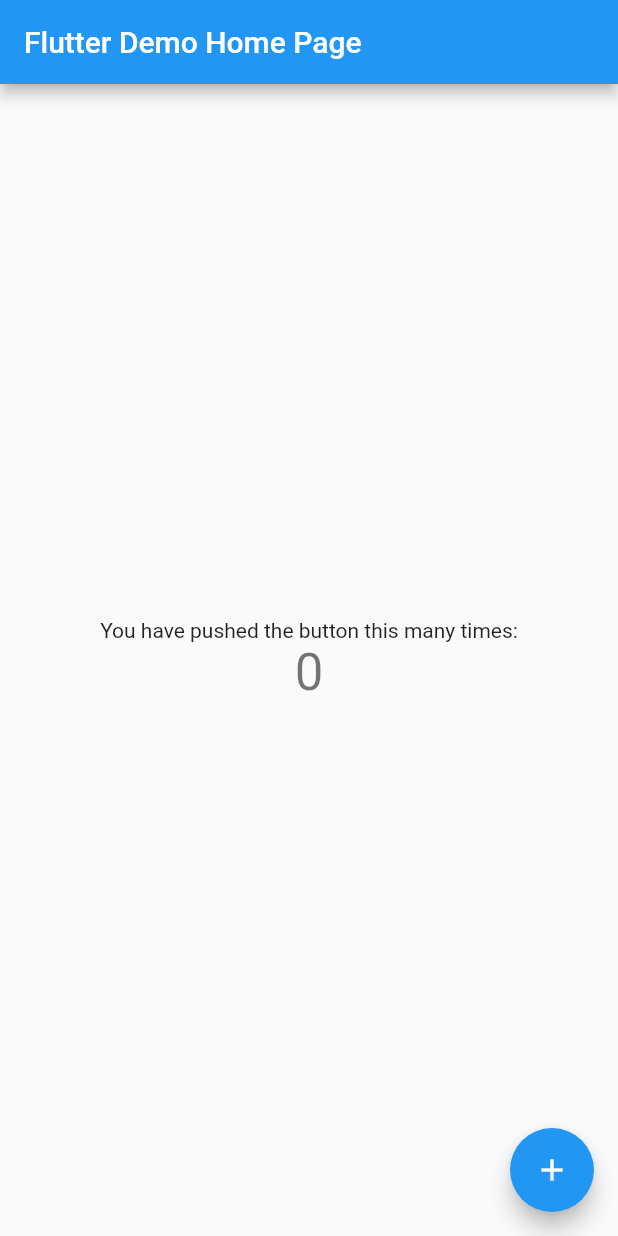
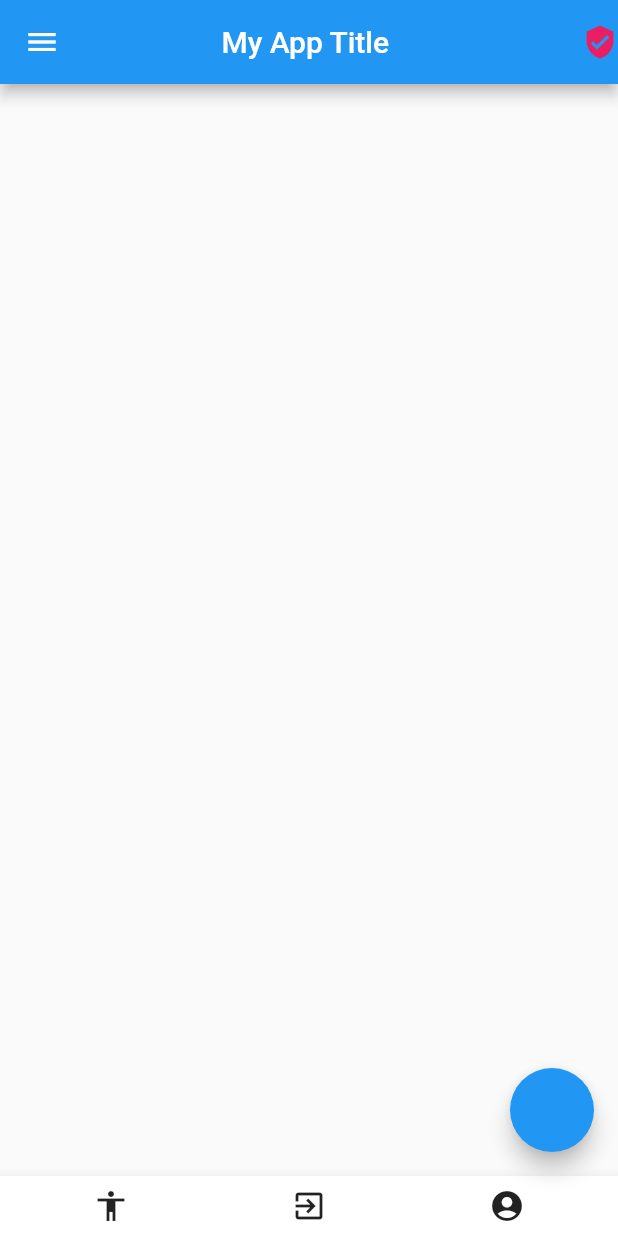
Before and after one commit to anasshahwan/Flutter_youtube_Course, a Flutter app: the screen it shows after launch, on a phone screen of 412 x 824 dp. Run offline on Flutter 3.47's test engine with Material 2 defaults, Android fonts, the phone set to English and light mode, and no system bars.

Commit message:
Use Scaffold Widget

```diff
--- a/flutter_youtube_course/lib/main.dart
+++ b/flutter_youtube_course/lib/main.dart
@@ -1,111 +1,36 @@
 import 'package:flutter/material.dart';
 
-void main() => runApp(MyApp());
+void main() => runApp(MaterialApp(
+  home: Scaffold(
+    drawer: Drawer(
+      child: Center(child: Text("Thank You !"),),
+    ),
+    bottomNavigationBar: BottomAppBar(
+      color: Colors.white,
+      child: Padding(
+        padding: const EdgeInsets.all(8.0),
+        child: Row(
+          mainAxisAlignment: MainAxisAlignment.spaceAround,
+          children: <Widget>[
+          Icon(Icons.accessibility),
+          Icon(Icons.exit_to_app),
+          Icon(Icons.account_circle),
 
-class MyApp extends StatelessWidget {
-  // This widget is the root of your application.
-  @override
-  Widget build(BuildContext context) {
-    return MaterialApp(
-      title: 'Flutter Demo',
-      theme: ThemeData(
-        // This is the theme of your application.
-        //
-        // Try running your application with "flutter run". You'll see the
-        // application has a blue toolbar. Then, without quitting the app, try
-        // changing the primarySwatch below to Colors.green and then invoke
-        // "hot reload" (press "r" in the console where you ran "flutter run",
-        // or simply save your changes to "hot reload" in a Flutter IDE).
-        // Notice that the counter didn't reset back to zero; the application
-        // is not restarted.
-        primarySwatch: Colors.blue,
+        ],),
       ),
-      home: MyHomePage(title: 'Flutter Demo Home Page'),
-    );
-  }
-}
+    ),
+    floatingActionButton: FloatingActionButton(onPressed: null,),
+    appBar: AppBar(centerTitle: true,
 
-class MyHomePage extends StatefulWidget {
-  MyHomePage({Key key, this.title}) : super(key: key);
+    title: Text("My App Title "),
 
-  // This widget is the home page of your application. It is stateful, meaning
-  // that it has a State object (defined below) that contains fields that affect
-  // how it looks.
+    actions: <Widget>[
+      Icon(Icons.verified_user,color: Colors.pink,),
 
-  // This class is the configuration for the state. It holds the values (in this
-  // case the title) provided by the parent (in this case the App widget) and
-  // used by the build method of the State. Fields in a Widget subclass are
-  // always marked "final".
+    ],
 
-  final String title;
 
-  @override
-  _MyHomePageState createState() => _MyHomePageState();
-}
+    ),
 
-class _MyHomePageState extends State<MyHomePage> {
-  int _counter = 0;
-
-  void _incrementCounter() {
-    setState(() {
-      // This call to setState tells the Flutter framework that something has
-      // changed in this State, which causes it to rerun the build method below
-      // so that the display can reflect the updated values. If we changed
-      // _counter without calling setState(), then the build method would not be
-      // called again, and so nothing would appear to happen.
-      _counter++;
-    });
-  }
-
-  @override
-  Widget build(BuildContext context) {
-    // This method is rerun every time setState is called, for instance as done
-    // by the _incrementCounter method above.
-    //
-    // The Flutter framework has been optimized to make rerunning build methods
-    // fast, so that you can just rebuild anything that needs updating rather
-    // than having to individually change instances of widgets.
-    return Scaffold(
-      appBar: AppBar(
-        // Here we take the value from the MyHomePage object that was created by
-        // the App.build method, and use it to set our appbar title.
-        title: Text(widget.title),
-      ),
-      body: Center(
-        // Center is a layout widget. It takes a single child and positions it
-        // in the middle of the parent.
-        child: Column(
-          // Column is also a layout widget. It takes a list of children and
-          // arranges them vertically. By default, it sizes itself to fit its
-          // children horizontally, and tries to be as tall as its parent.
-          //
-          // Invoke "debug painting" (press "p" in the console, choose the
-          // "Toggle Debug Paint" action from the Flutter Inspector in Android
-          // Studio, or the "Toggle Debug Paint" command in Visual Studio Code)
-          // to see the wireframe for each widget.
-          //
-          // Column has various properties to control how it sizes itself and
-          // how it positions its children. Here we use mainAxisAlignment to
-          // center the children vertically; the main axis here is the vertical
-          // axis because Columns are vertical (the cross axis would be
-          // horizontal).
-          mainAxisAlignment: MainAxisAlignment.center,
-          children: <Widget>[
-            Text(
-              'You have pushed the button this many times:',
-            ),
-            Text(
-              '$_counter',
-              style: Theme.of(context).textTheme.display1,
-            ),
-          ],
-        ),
-      ),
-      floatingActionButton: FloatingActionButton(
-        onPressed: _incrementCounter,
-        tooltip: 'Increment',
-        child: Icon(Icons.add),
-      ), // This trailing comma makes auto-formatting nicer for build methods.
-    );
-  }
-}
+  ),
+));
```
